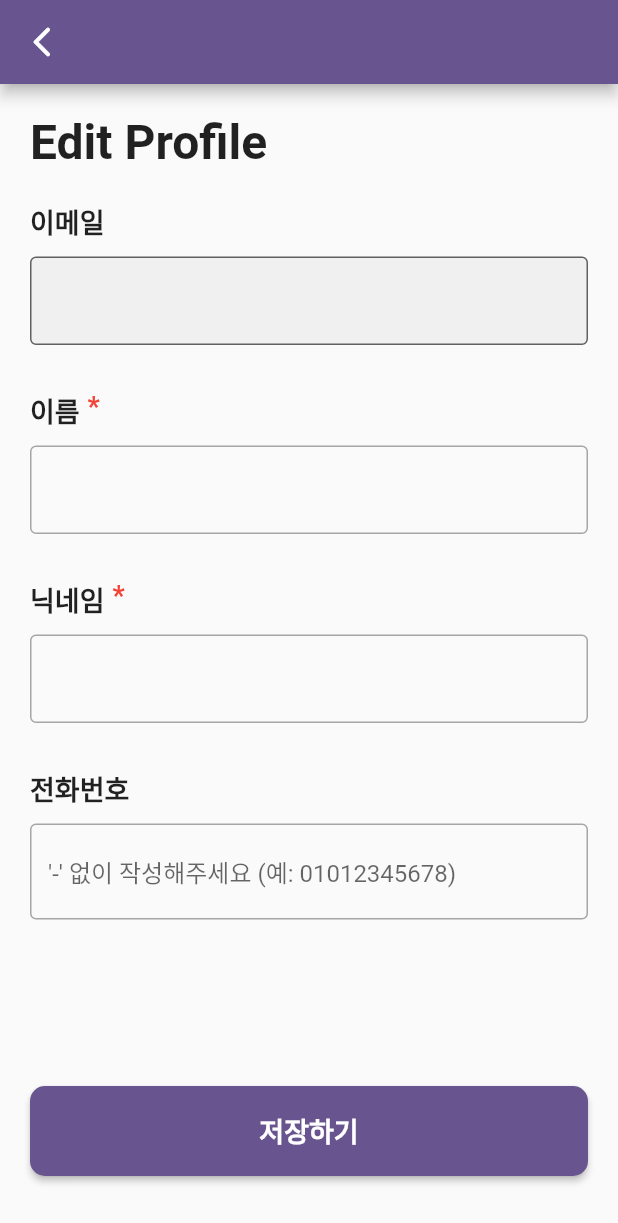
After one commit to snackads/SnackAds, a Flutter app: the EditView screen opened by its route, on a phone screen of 412 x 824 dp. The commit adds this screen. Shown: the top 1223 px of the screen. Run offline on Flutter 3.47's test engine with Material 3 defaults, Android fonts, the phone set to English and light mode, and no system bars; our stand-ins replace cloud_firestore, firebase_auth, firebase_core, firebase_storage, font_awesome_flutter, go_router and 3 more; missing offline and left inert: flutter_naver_map; accounts and stored records are empty; network calls fail; statements that could not run were skipped.

Commit message:
[Feat] Sprint3 Profile 수정 기능 개발

```diff
--- a/lib/app.dart
+++ b/lib/app.dart
@@ -7,6 +7,7 @@ import 'package:snack_ads/view/auth/registration_view.dart';
 import 'package:snack_ads/view/feed_upload/feed_upload_detail_view.dart';
 import 'package:snack_ads/view/feed_upload/feed_upload_video_view.dart';
 import 'package:snack_ads/view/main_view.dart';
+import 'package:snack_ads/view/profile/edit_view.dart';
 import 'package:snack_ads/view/profile/profile_view.dart';
 import 'package:snack_ads/view/profile/setting_view.dart';
 
@@ -54,6 +55,10 @@ final _router = GoRouter(
       builder: (context, state) => const SettingView(),
     ),
     GoRoute(
+      path: '/edit',
+      builder: (context, state) => const EditView(),
+    ),
+    GoRoute(
       path: '/videoUpload',
       builder: (context, state) => FeedUploadVideoView(
         feedUploadController: feedUploadController,
--- a/lib/controller/authentication_controller.dart
+++ b/lib/controller/authentication_controller.dart
@@ -4,7 +4,7 @@ import 'package:flutter/material.dart';
 import 'package:google_sign_in/google_sign_in.dart';
 import 'dart:developer' as dev;
 
-import 'package:snack_ads/model/user.dart';
+import 'package:snack_ads/model/app_user.dart';
 
 class AuthenticationController with ChangeNotifier {
   User? _user;
--- /dev/null
+++ b/lib/controller/edit_controller.dart
@@ -0,0 +1,38 @@
+import 'package:cloud_firestore/cloud_firestore.dart';
+import 'package:flutter/material.dart';
+import 'dart:developer' as dev;
+
+import 'package:snack_ads/model/app_user.dart';
+
+class EditController extends ChangeNotifier {
+  final _db = FirebaseFirestore.instance;
+
+  // TextEditingControllers
+  final TextEditingController nameController =
+      TextEditingController(text: AppUser().name);
+  final TextEditingController nicknameController =
+      TextEditingController(text: AppUser().nickname);
+  final TextEditingController phoneController =
+      TextEditingController(text: AppUser().phone ?? "");
+
+  void editProfileInfo(Map<String, dynamic> data) {
+    final userRef = _db.collection("users").doc(AppUser().uid);
+    userRef
+        .update(data)
+        .then((value) => dev.log("Successfully Edit", name: "EditController"));
+
+    AppUser().name = nameController.text;
+    AppUser().nickname = nicknameController.text;
+    AppUser().phone = phoneController.text == "" ? null : phoneController.text;
+
+    notifyListeners();
+  }
+
+  void clearController() {
+    nameController.text = AppUser().name!;
+    nicknameController.text = AppUser().nickname!;
+    phoneController.text = AppUser().phone ?? "";
+
+    notifyListeners();
+  }
+}
--- a/lib/main.dart
+++ b/lib/main.dart
@@ -3,6 +3,7 @@ import 'package:flutter/material.dart';
 import 'package:firebase_core/firebase_core.dart';
 import 'package:provider/provider.dart';
 import 'package:snack_ads/app.dart';
+import 'package:snack_ads/controller/edit_controller.dart';
 import 'package:snack_ads/controller/feed_controller.dart';
 import 'package:snack_ads/controller/register_controller.dart';
 import 'controller/authentication_controller.dart';
@@ -32,6 +33,7 @@ Future<void> main() async {
         ChangeNotifierProvider(create: (context) => RegisterController()),
         ChangeNotifierProvider(
             create: (context) => BottomNavigationController()),
+        ChangeNotifierProvider(create: (context) => EditController()),
         ChangeNotifierProvider(create: (context) => FeedController()),
         ChangeNotifierProvider(create: (context) => FeedUploadController()),
         ChangeNotifierProvider(create: (context) => FeedReportController()),
--- a/lib/model/user.dart
+++ b/lib/model/app_user.dart
@@ -1,5 +1,3 @@
-import 'package:snack_ads/model/shortform.dart';
-
 class AppUser {
   String? uid;
   String? name;
@@ -7,17 +5,9 @@ class AppUser {
   String? photoURL;
   String? email;
   String? phone;
-  List<ShortForm> bookmarkList = [];
-
-  // User({
-  //   this.uid,
-  //   this.name,
-  //   this.nickname,
-  //   this.photoURL,
-  //   this.email,
-  //   this.phone,
-  //   this.bookmarkList = const [],
-  // });
+  String? position;
+  List<String> uploadedShortForms = [];
+  List<String> likedShortForms = [];
 
   // private internal constructor
   AppUser._internal();
@@ -35,7 +25,9 @@ class AppUser {
     photoURL = data['photoURL'];
     email = data['email'];
     phone = data['phone'];
-    bookmarkList = data['bookmarkList'];
+    position = data['position'];
+    uploadedShortForms = data['uploadedShortForms'];
+    likedShortForms = data['likedShortForms'];
   }
 
   Map<String, dynamic> toFirestore() {
@@ -46,7 +38,9 @@ class AppUser {
       'photoURL': photoURL,
       'email': email,
       'phone': phone,
-      'bookmarkList': bookmarkList,
+      'position': position,
+      'uploadedShortForms': uploadedShortForms,
+      'likedShortForms': likedShortForms,
     };
   }
 }
--- /dev/null
+++ b/lib/view/profile/edit_view.dart
@@ -0,0 +1,228 @@
+import 'package:flutter/material.dart';
+import 'package:go_router/go_router.dart';
+import 'package:provider/provider.dart';
+import 'package:snack_ads/controller/edit_controller.dart';
+import 'package:snack_ads/model/app_user.dart';
+
+import 'dart:developer' as dev;
+
+class EditView extends StatelessWidget {
+  const EditView({super.key});
+
+  @override
+  Widget build(BuildContext context) {
+    final EditController edit = Provider.of<EditController>(context);
+
+    return GestureDetector(
+      onTap: () {
+        FocusScope.of(context).unfocus();
+      },
+      child: Scaffold(
+        appBar: AppBar(
+          leading: IconButton(
+            icon: const Icon(Icons.arrow_back_ios_new_rounded),
+            onPressed: () {
+              context.pop();
+            },
+          ),
+        ),
+        body: Padding(
+          padding: const EdgeInsets.symmetric(horizontal: 20.0),
+          child: Column(
+            crossAxisAlignment: CrossAxisAlignment.start,
+            children: [
+              const Padding(
+                padding: EdgeInsets.symmetric(vertical: 20.0),
+                child: Text(
+                  "Edit Profile",
+                  style: TextStyle(
+                    fontSize: 32,
+                    fontWeight: FontWeight.bold,
+                  ),
+                ),
+              ),
+
+              const Padding(
+                padding: EdgeInsets.only(bottom: 10),
+                child: Text(
+                  "이메일",
+                  style: TextStyle(
+                    fontSize: 18,
+                    fontWeight: FontWeight.bold,
+                  ),
+                ),
+              ),
+              TextField(
+                controller: TextEditingController(text: AppUser().email),
+                readOnly: true,
+                decoration: const InputDecoration(
+                  filled: true,
+                  border: OutlineInputBorder(),
+                ),
+              ),
+
+              const SizedBox(height: 30),
+
+              // 이름
+              const Stack(
+                children: [
+                  Padding(
+                    padding: EdgeInsets.only(bottom: 10),
+                    child: Text(
+                      "이름   ",
+                      style: TextStyle(
+                        fontSize: 18,
+                        fontWeight: FontWeight.bold,
+                      ),
+                    ),
+                  ),
+                  Positioned(
+                    right: 0,
+                    child: Text(
+                      "*", // 닉네임 텍스트와 공백 없이 붙이기 위해 앞에 공백을 추가
+                      style: TextStyle(
+                        fontSize: 18,
+                        fontWeight: FontWeight.bold,
+                        color: Colors.red, // 빨간색으로 표시
+                      ),
+                    ),
+                  ),
+                ],
+              ),
+              TextField(
+                controller: edit.nameController,
+                decoration: const InputDecoration(
+                  border: OutlineInputBorder(),
+                ),
+                onChanged: (value) {
+                  edit.nameController.text = value;
+                },
+              ),
+
+              const SizedBox(height: 30),
+
+              // 닉네임
+              const Stack(
+                children: [
+                  Padding(
+                    padding: EdgeInsets.only(bottom: 10),
+                    child: Text(
+                      "닉네임   ",
+                      style: TextStyle(
+                        fontSize: 18,
+                        fontWeight: FontWeight.bold,
+                      ),
+                    ),
+                  ),
+                  Positioned(
+                    right: 0,
+                    child: Text(
+                      "*", // 닉네임 텍스트와 공백 없이 붙이기 위해 앞에 공백을 추가
+                      style: TextStyle(
+                        fontSize: 18,
+                        fontWeight: FontWeight.bold,
+                        color: Colors.red, // 빨간색으로 표시
+                      ),
+                    ),
+                  ),
+                ],
+              ),
+              TextField(
+                controller: edit.nicknameController,
+                decoration: const InputDecoration(
+                  border: OutlineInputBorder(),
+                ),
+                onChanged: (value) {
+                  edit.nicknameController.text = value;
+                },
+              ),
+
+              const SizedBox(height: 30),
+
+              // 전화번호
+              const Padding(
+                padding: EdgeInsets.only(bottom: 10),
+                child: Text(
+                  "전화번호",
+                  style: TextStyle(
+                    fontSize: 18,
+                    fontWeight: FontWeight.bold,
+                  ),
+                ),
+              ),
+              TextField(
+                controller: edit.phoneController,
+                keyboardType: TextInputType.phone,
+                decoration: const InputDecoration(
+                  border: OutlineInputBorder(),
+                  hintText: "'-' 없이 작성해주세요 (예: 01012345678)",
+                ),
+                onChanged: (value) {
+                  edit.phoneController.text = value;
+                },
+              ),
+            ],
+          ),
+        ),
+        bottomSheet: Padding(
+          padding: const EdgeInsets.only(
+            left: 20,
+            right: 20,
+            bottom: 40,
+          ),
+          child: SizedBox(
+            width: double.infinity,
+            height: 60,
+            child: ElevatedButton(
+              onPressed: () {
+                if (edit.nameController.text.isEmpty ||
+                    edit.nicknameController.text.isEmpty) {
+                  ScaffoldMessenger.of(context).showSnackBar(
+                    const SnackBar(
+                      content: Text(
+                        "필수 입력 항목을 확인해주세요.",
+                        style: TextStyle(
+                          color: Colors.white,
+                        ),
+                      ),
+                      duration: Duration(milliseconds: 1000),
+                    ),
+                  );
+                } else {
+                  Map<String, dynamic> data = {
+                    "name": edit.nameController.text,
+                    "nickname": edit.nicknameController.text,
+                    "phone": edit.phoneController.text == ""
+                        ? null
+                        : edit.phoneController.text,
+                  };
+                  edit.editProfileInfo(data);
+
+                  ScaffoldMessenger.of(context).showSnackBar(const SnackBar(
+                    content: Text("성공적으로 수정되었습니다."),
+                    duration: Duration(seconds: 1),
+                  ));
+
+                  edit.clearController();
+                  context.pushReplacement('/main');
+                }
+              },
+              style: ElevatedButton.styleFrom(
+                shape: RoundedRectangleBorder(
+                  borderRadius: BorderRadius.circular(10),
+                ),
+              ),
+              child: const Text(
+                "저장하기",
+                style: TextStyle(
+                  fontSize: 18,
+                  fontWeight: FontWeight.bold,
+                ),
+              ),
+            ),
+          ),
+        ),
+      ),
+    );
+  }
+}
--- a/lib/view/profile/profile_view.dart
+++ b/lib/view/profile/profile_view.dart
@@ -2,7 +2,7 @@ import 'package:flutter/material.dart';
 import 'package:go_router/go_router.dart';
 import 'dart:developer' as dev;
 
-import 'package:snack_ads/model/user.dart';
+import 'package:snack_ads/model/app_user.dart';
 
 class ProfileView extends StatelessWidget {
   const ProfileView({super.key});
@@ -22,6 +22,7 @@ class ProfileView extends StatelessWidget {
             icon: const Icon(Icons.settings),
           ),
         ],
+        automaticallyImplyLeading: false,
       ),
       body: Padding(
         padding: const EdgeInsets.only(left: 20, right: 20, top: 20),
--- a/lib/view/profile/setting_view.dart
+++ b/lib/view/profile/setting_view.dart
@@ -44,6 +44,14 @@ class SettingView extends StatelessWidget {
               child: Column(
                 children: [
                   ListTile(
+                    leading: const Icon(Icons.edit_note_outlined),
+                    trailing: const Icon(Icons.arrow_forward_ios),
+                    title: const Text('Edit Profile'),
+                    onTap: () {
+                      context.push('/edit');
+                    },
+                  ),
+                  ListTile(
                     leading: const Icon(Icons.help_center),
                     trailing: const Icon(Icons.arrow_forward_ios),
                     title: const Text('Help and Support'),
```
Also changed, not shown: lib/controller/register_controller.dart (+9 -0 lines), lib/view/auth/registration_view.dart (+11 -18 lines).
